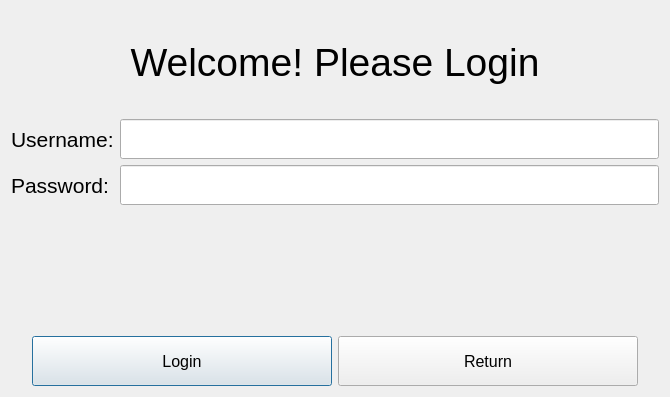
Above: UI/loginWindow.ui from Sp1riting/A-Level-Coursework before the change. Below: the same form after it.
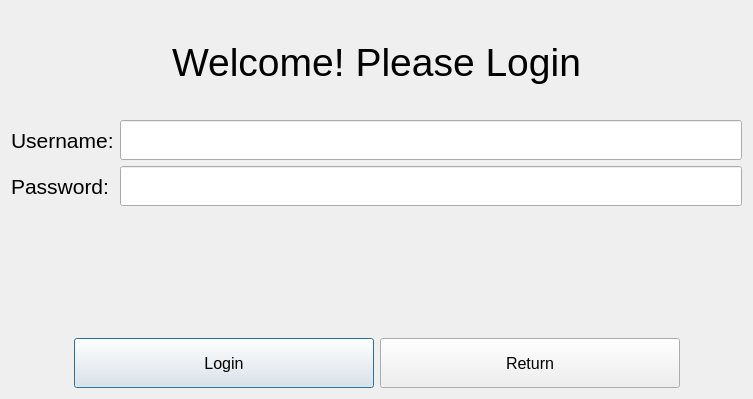
That is the form after the change.

Commit message: changed object names for clearer developmeny

What changed in the file:
```diff
--- a/UI/loginWindow.ui
+++ b/UI/loginWindow.ui
@@ -6,8 +6,8 @@
    <rect>
     <x>0</x>
     <y>0</y>
-    <width>670</width>
-    <height>397</height>
+    <width>753</width>
+    <height>399</height>
    </rect>
   </property>
   <property name="windowTitle">
```
Left out of the diff: 6 changed lines with no effect on the pictures. The commit also changes 1 other file.
